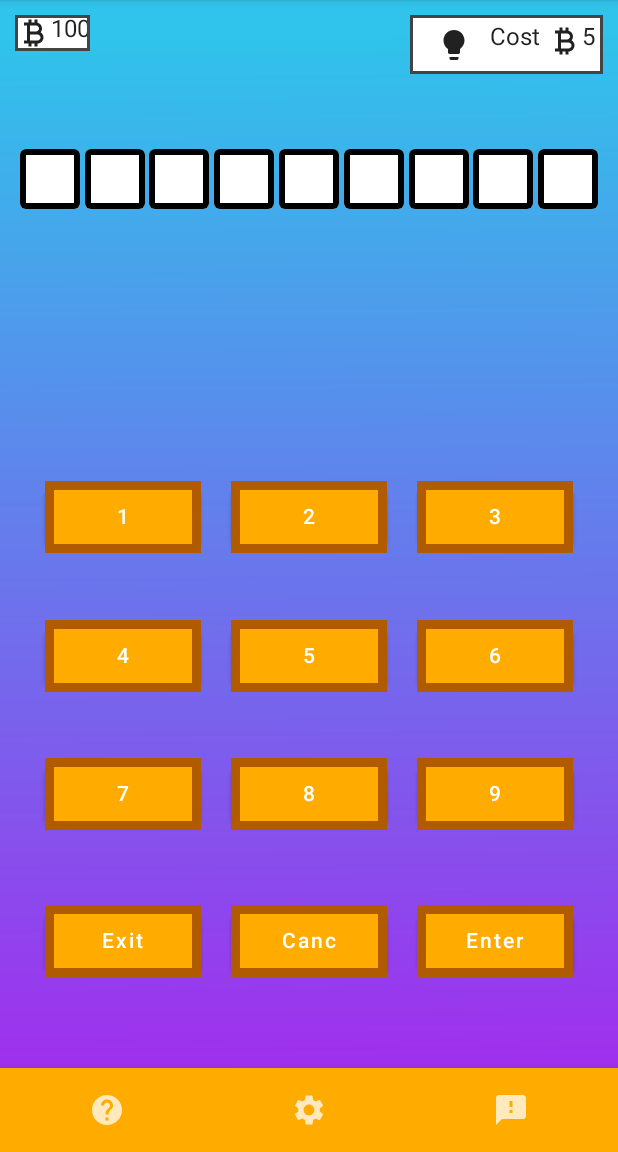
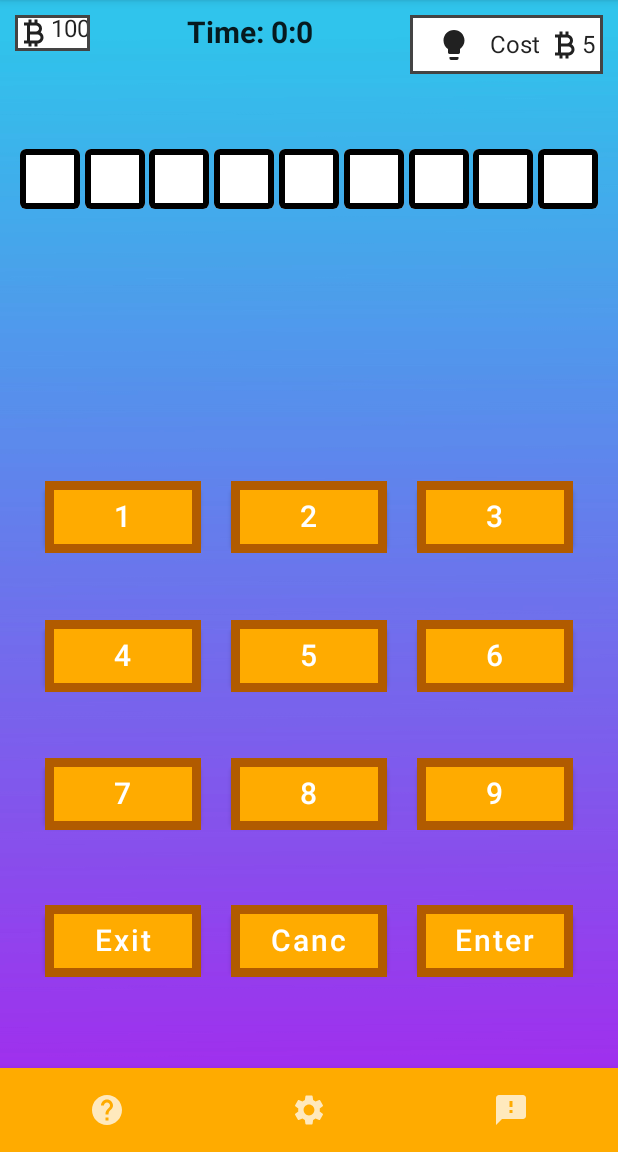
Before and after one commit to Santana126/NineTheGameProject, an Android app built with Jetpack Compose: the PlayPage screen opened through its navigation route, on a phone screen of 412 x 824 dp, the part 84-1236 px from its top. Run offline under Robolectric (Android 15) with nearby library versions, the phone set to English and light mode, and no system bars; our stand-ins replace constraintlayout-compose.

Commit message:
Added Timer View
Added Timer View during Game and added choice for timer view in settings.

```diff
--- a/app/src/main/java/it/esercizi/ninethegame/MainActivity.kt
+++ b/app/src/main/java/it/esercizi/ninethegame/MainActivity.kt
@@ -38,6 +38,8 @@ class MainActivity : AppCompatActivity() {
             appSettings.backgroundGradient.value = sharedPreferencesSettings.getBoolean("backgroundGradient",true)
             appSettings.autoSave.value = sharedPreferencesSettings.getBoolean("autoSave",true)
             appSettings.autoInsert.value = sharedPreferencesSettings.getBoolean("autoInsert",false)
+            appSettings.timer.value = sharedPreferencesSettings.getBoolean("timerOnScreen",true)
+
             appSettings.symbolChoice.value = sharedPreferencesSettings.getInt("symbolChoice",1)
             //appSettings.language.value = sharedPreferencesSettings.getString("language","English").toString()
 
--- a/app/src/main/java/it/esercizi/ninethegame/logic/game/GameField.kt
+++ b/app/src/main/java/it/esercizi/ninethegame/logic/game/GameField.kt
@@ -18,6 +18,7 @@ import androidx.compose.ui.draw.clip
 import androidx.compose.ui.graphics.Color
 import androidx.compose.ui.platform.LocalContext
 import androidx.compose.ui.res.stringResource
+import androidx.compose.ui.text.font.FontWeight
 import androidx.compose.ui.text.style.TextAlign
 import androidx.compose.ui.unit.dp
 import androidx.compose.ui.unit.sp
@@ -40,6 +41,8 @@ class GameField {
         askHint: () -> Unit,
         hintCost: Int,
         gameExit: () -> Unit,
+        getTimerMin: () -> Int,
+        getTimerSec: () -> Int,
         autoInsert: Boolean,
         profile: ProfileClass
     ) {
@@ -73,8 +76,13 @@ class GameField {
                     .fillMaxSize()
             ) {
 
-                // Row with Hint Button and money
-                Row(modifier = Modifier.weight(0.1f).padding(10.dp)) {
+                // Top Row
+                Row(
+                    modifier = Modifier
+                        .weight(0.1f)
+                        .padding(10.dp)
+                ) {
+                    //Coin Balance
                     Row(
                         modifier = Modifier
                             .background(Color.White)
@@ -87,12 +95,23 @@ class GameField {
                         Text(text = profile.money.value.toString())
                     }
                     Spacer(modifier = Modifier.weight(0.8f))
+                    //Timer
+                    Row() {
+                        Text(
+                            text = stringResource(R.string.Time) + ": " + getTimerMin() + ":" + getTimerSec(),
+                            fontWeight = FontWeight.Bold, fontSize = 20.sp
+                        )
+                    }
+                    Spacer(modifier = Modifier.weight(0.8f))
+                    //Hint button
                     Row(
                         modifier = Modifier
                             .background(Color.White)
                             .border(2.dp, color = Color.DarkGray)
                             .padding(5.dp)
-                            .align(CenterVertically)
+                            .align(CenterVertically),
+                        horizontalArrangement = Arrangement.Center,
+                        verticalAlignment = CenterVertically
                     ) {
                         IconButton(onClick = { askHint() }) {
                             Icon(imageVector = Icons.Default.Lightbulb, contentDescription = "Hint")
@@ -231,6 +250,7 @@ class GameField {
                     },
                     textAlign = TextAlign.Center,
                     fontSize = 25.sp,
+                    color = Color.Black,
                     modifier = Modifier
                         .size(40.dp)
                         .clip(MaterialTheme.shapes.medium)
@@ -289,6 +309,7 @@ class GameField {
                         text = game.distanceVector[i],
                         textAlign = TextAlign.Center,
                         fontSize = 25.sp,
+                        color = Color.Black,
                         modifier = Modifier
                             .size(40.dp)
                             .clip(MaterialTheme.shapes.medium)
@@ -330,6 +351,7 @@ class GameField {
                         },
                         textAlign = TextAlign.Center,
                         fontSize = 25.sp,
+                        color = Color.Black,
                         modifier = Modifier
                             .size(40.dp)
                             .clip(MaterialTheme.shapes.medium)
@@ -402,7 +424,7 @@ class GameField {
                                     .padding(10.dp)
                                     .border(6.dp, color = BtnBorder)
                             ) {
-                                Text(text = s)
+                                Text(text = s, fontSize = 20.sp)
                             }
                         }
                     }
@@ -425,7 +447,7 @@ class GameField {
                                     .padding(10.dp)
                                     .border(6.dp, color = BtnBorder)
                             ) {
-                                Text(text = s)
+                                Text(text = s, fontSize = 20.sp)
                             }
                         }
                     }
@@ -448,7 +470,7 @@ class GameField {
                                     .padding(10.dp)
                                     .border(6.dp, color = BtnBorder)
                             ) {
-                                Text(text = s)
+                                Text(text = s, fontSize = 20.sp)
                             }
                         }
                     }
@@ -465,7 +487,7 @@ class GameField {
                     modifier = Modifier
                         .fillMaxWidth()
                         .padding(20.dp),
-                        //.padding(5.dp),
+                    //.padding(5.dp),
                     verticalAlignment = CenterVertically,
                     horizontalArrangement = Arrangement.End
                 ) {
@@ -476,7 +498,7 @@ class GameField {
                             .padding(10.dp)
                             .border(6.dp, color = BtnBorder)
                     ) {
-                        Text(text = stringResource(R.string.Exit))
+                        Text(text = stringResource(R.string.Exit), fontSize = 20.sp)
                     }
                     Button(
                         onClick = { keyboardClick(("")) },
@@ -485,7 +507,7 @@ class GameField {
                             .padding(10.dp)
                             .border(6.dp, color = BtnBorder)
                     ) {
-                        Text(text = stringResource(R.string.CancelBtn))
+                        Text(text = stringResource(R.string.CancelBtn), fontSize = 20.sp)
                     }
                     Button(
                         onClick = { confirmPressed() },
@@ -494,7 +516,7 @@ class GameField {
                             .padding(10.dp)
                             .border(6.dp, color = BtnBorder)
                     ) {
-                        Text(text = stringResource(R.string.EnterBtn))
+                        Text(text = stringResource(R.string.EnterBtn), fontSize = 20.sp)
                     }
                 }
             }
--- a/app/src/main/java/it/esercizi/ninethegame/logic/game/GameLogic.kt
+++ b/app/src/main/java/it/esercizi/ninethegame/logic/game/GameLogic.kt
@@ -25,6 +25,14 @@ class GameLogic {
         timer?.cancel()
         timer = null
         //println("Timer interrotto. Tempo trascorso: ${gameTime.value} secondi")
+    }
+
+    fun getTimeMin(): Int {
+        return ((gameTime.value % 3600) / 60)
+    }
+
+    fun getTimeSec(): Int {
+        return (gameTime.value % 60)
     }
 
     fun secretCodeGeneratorSecond(gameClass: GameClass){
--- a/app/src/main/java/it/esercizi/ninethegame/logic/game/PlayLogic.kt
+++ b/app/src/main/java/it/esercizi/ninethegame/logic/game/PlayLogic.kt
@@ -119,6 +119,12 @@ class PlayLogic {
             hintCost,
             {
                 gameLogic.stopTimer()
+            },
+            {
+                gameLogic.getTimeMin()
+            },
+            {
+                gameLogic.getTimeSec()
             },
             appSettings.autoInsert.value,profile
         )
--- a/app/src/main/java/it/esercizi/ninethegame/logic/game/TrainingLogic.kt
+++ b/app/src/main/java/it/esercizi/ninethegame/logic/game/TrainingLogic.kt
@@ -19,7 +19,11 @@ import java.time.LocalDate
 class TrainingLogic {
 
     @Composable
-    fun TrainingInit(navController: NavHostController, appSettings: SettingsClass,profile: ProfileClass) {
+    fun TrainingInit(
+        navController: NavHostController,
+        appSettings: SettingsClass,
+        profile: ProfileClass
+    ) {
 
         val hintCost = 3
 
@@ -89,7 +93,7 @@ class TrainingLogic {
         gameField.GameFieldMaker(
             game, navController,
             {
-                codeConfirm(game, gameLogic, result, showResult, message, showAlert,context)
+                codeConfirm(game, gameLogic, result, showResult, message, showAlert, context)
             },
             {
                 navController.navigate("main")
@@ -100,6 +104,12 @@ class TrainingLogic {
             hintCost,
             {
                 gameLogic.stopTimer()
+            },
+            {
+                ((gameLogic.getTimeMin()) / 60)
+            },
+            {
+                (((gameLogic.getTimeSec()) % 3600) / 60)
             },
             appSettings.autoInsert.value,
             profile
@@ -159,7 +169,8 @@ class TrainingLogic {
 
         val askForSave = stringResource(R.string.AskSaveGameStats)
 
-        var message = stringResource(R.string.YouWon) + " in " + attempt + stringResource(R.string.Attempt) + "\n\n"
+        var message =
+            stringResource(R.string.YouWon) + " in " + attempt + stringResource(R.string.Attempt) + "\n\n"
 
 
         if (!autoSave) {
@@ -185,7 +196,7 @@ class TrainingLogic {
                         message
                     )
                     .setPositiveButton(stringResource(R.string.Save)) { dialog, _ ->
-                        saveResult(result,context,gameTime)
+                        saveResult(result, context, gameTime)
                         navController.navigate("main")
                         dialog.dismiss()
                     }
--- a/app/src/main/java/it/esercizi/ninethegame/logic/settings/SettingsClass.kt
+++ b/app/src/main/java/it/esercizi/ninethegame/logic/settings/SettingsClass.kt
@@ -20,6 +20,9 @@ class SettingsClass : Parcelable {
     val music = mutableStateOf(true)
 
     @IgnoredOnParcel
+    val timer = mutableStateOf(true)
+
+    @IgnoredOnParcel
     val autoInsert = mutableStateOf(false)
 
     @IgnoredOnParcel
--- a/app/src/main/java/it/esercizi/ninethegame/logic/settings/SettingsInit.kt
+++ b/app/src/main/java/it/esercizi/ninethegame/logic/settings/SettingsInit.kt
@@ -41,7 +41,8 @@ class SettingsInit {
                 "Gradient Background",
                 "Auto Save",
                 "Notification",
-                "Auto Insert"
+                "Auto Insert",
+                "Timer on Screen"
             )
         )
 
@@ -50,7 +51,8 @@ class SettingsInit {
                 settingsClass.backgroundGradient.value,
                 settingsClass.autoSave.value,
                 settingsClass.notification.value,
-                settingsClass.autoInsert.value
+                settingsClass.autoInsert.value,
+                settingsClass.timer.value
             )
         }
 
@@ -77,6 +79,8 @@ class SettingsInit {
         sharedPreferences.edit().putBoolean("autoSave", settingsValueArray[1]).apply()
         sharedPreferences.edit().putBoolean("notification", settingsValueArray[2]).apply()
         sharedPreferences.edit().putBoolean("autoInsert", settingsValueArray[3]).apply()
+        sharedPreferences.edit().putBoolean("timerOnScreen", settingsValueArray[4]).apply()
+
 
         sharedPreferences.edit().putInt("symbolChoice", symbolChoice.value).apply()
 
@@ -273,6 +277,8 @@ class SettingsInit {
                 settingsClass.autoSave.value = settingsValueArray[1]
                 settingsClass.notification.value = settingsValueArray[2]
                 settingsClass.autoInsert.value = settingsValueArray[3]
+                settingsClass.timer.value = settingsValueArray[4]
+
 
                 settingsClass.symbolChoice.value = symbolChoice.value
 
```
